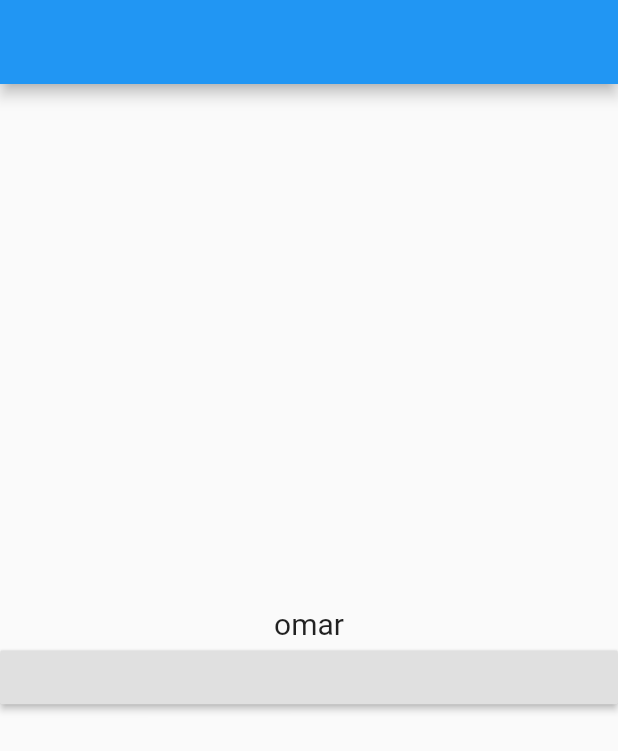
After one commit to shadysamara/GDvalidation, a Flutter app: the screen it shows after launch, on a phone screen of 412 x 824 dp. The commit adds this screen. Shown: the top 751 px of the screen. Run offline on Flutter 3.47's test engine with Material 2 defaults, Android fonts, the phone set to English and light mode, and no system bars; our stand-ins replace string_validator.

Commit message:
provider

```diff
--- /dev/null
+++ b/lib/my_provider.dart
@@ -0,0 +1,9 @@
+import 'package:flutter/material.dart';
+
+class MyProvider extends ChangeNotifier {
+  String name = 'omar';
+  changeName(String newName) {
+    this.name = newName;
+    notifyListeners();
+  }
+}
--- /dev/null
+++ b/lib/provider_screen_test.dart
@@ -0,0 +1,28 @@
+import 'package:flutter/material.dart';
+import 'package:project3/my_provider.dart';
+import 'package:provider/provider.dart';
+
+class ProviderScreenTest extends StatelessWidget {
+  @override
+  Widget build(BuildContext context) {
+    // TODO: implement build
+    return Scaffold(
+      appBar: AppBar(),
+      body: Column(
+        mainAxisAlignment: MainAxisAlignment.center,
+        crossAxisAlignment: CrossAxisAlignment.stretch,
+        children: [
+          Text(
+            Provider.of<MyProvider>(context).name,
+            textAlign: TextAlign.center,
+            style: TextStyle(fontSize: 20),
+          ),
+          RaisedButton(onPressed: () {
+            Provider.of<MyProvider>(context, listen: false)
+                .changeName('hello world');
+          })
+        ],
+      ),
+    );
+  }
+}
--- a/pubspec.yaml
+++ b/pubspec.yaml
@@ -30,6 +30,7 @@ dependencies:
   flutter:
     sdk: flutter
   string_validator: ^0.3.0
+  provider: ^6.0.2
 
   # The following adds the Cupertino Icons font to your application.
   # Use with the CupertinoIcons class for iOS style icons.
```
Also changed, not shown: lib/main.dart (+10 -2 lines), pubspec.lock.
